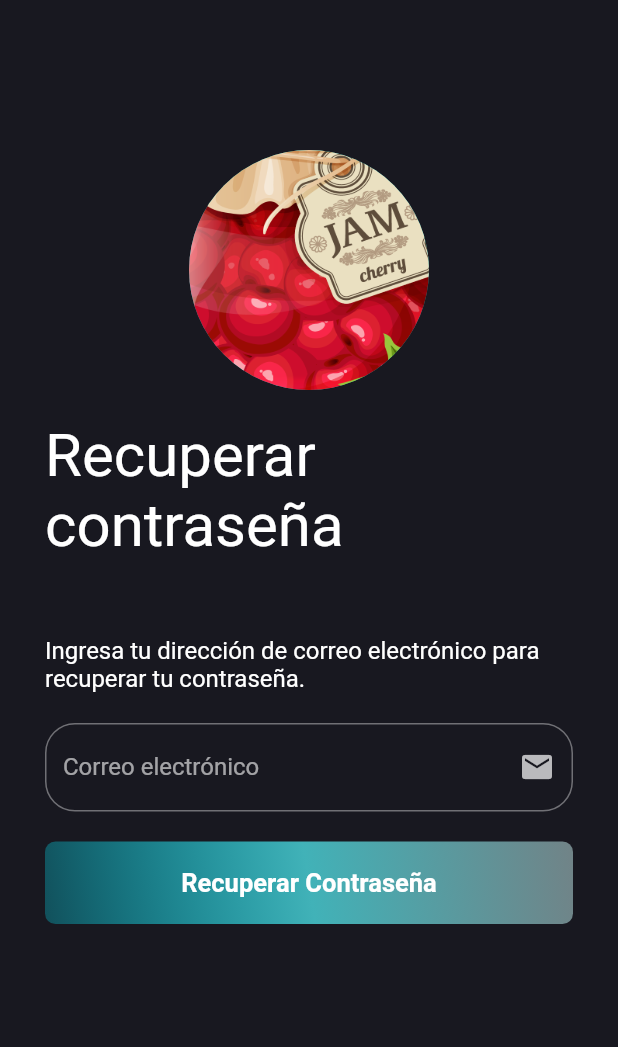
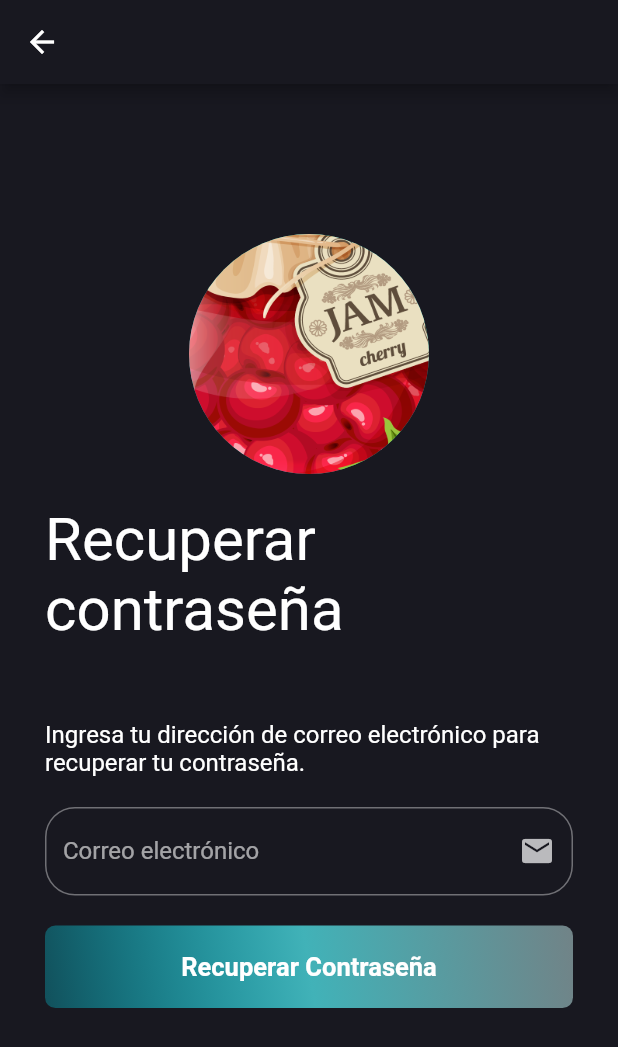
Before and after one commit to Artyonnm/ProyectoSSR, a Flutter app: the RecuperarContrasena screen opened directly, on a phone screen of 412 x 824 dp. Shown: the top 1047 px of the screen. Run offline on Flutter 3.47's test engine with Material 2 defaults, Android fonts, the phone set to English and light mode, and no system bars; Roboto replaces fonts that are missing (cursive).

Commit message:
cambios menores

```diff
--- a/appprueba/lib/pages/Recuperar_Contrasena.dart
+++ b/appprueba/lib/pages/Recuperar_Contrasena.dart
@@ -1,4 +1,5 @@
 import 'package:appprueba/main.dart';
+import 'package:appprueba/pallete.dart';
 import 'package:flutter/material.dart';
 
 class RecuperarContrasena extends StatelessWidget {
@@ -7,6 +8,15 @@ class RecuperarContrasena extends StatelessWidget {
   @override
   Widget build(BuildContext context) {
     return Scaffold(
+      appBar: AppBar(
+        backgroundColor: Pallete.backgroundColor,
+        leading: IconButton(
+          icon: const Icon(Icons.arrow_back),
+          onPressed: () {
+            Navigator.pushReplacementNamed(context, '/LoginPage');
+          },
+        ),
+      ),
       body: ListView(
         padding: const EdgeInsets.symmetric(
           horizontal: 30.0,
@@ -20,7 +30,6 @@ class RecuperarContrasena extends StatelessWidget {
           ),
           const SizedBox(height: 20),
           const Center(
-            // Centra el texto "Sabores de Santa Rosa"
             child: Text(
               'Recuperar contraseña',
               style: TextStyle(
```
Also changed, not shown: appprueba/lib/pages/Registro.dart (+10 -0 lines).
